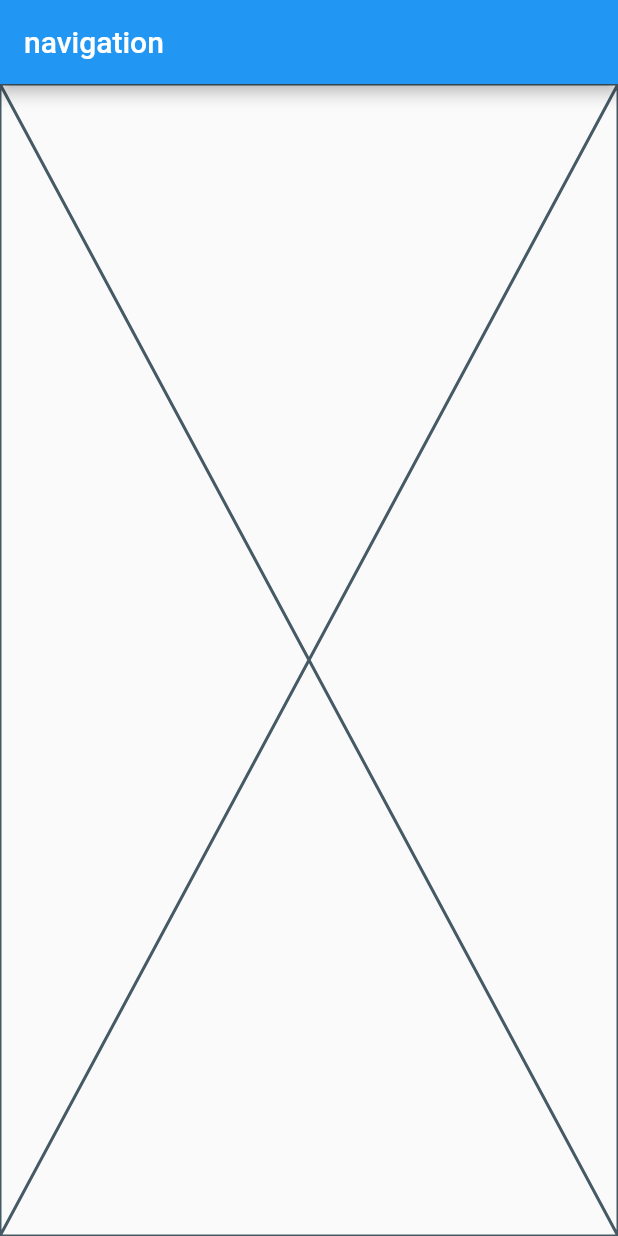
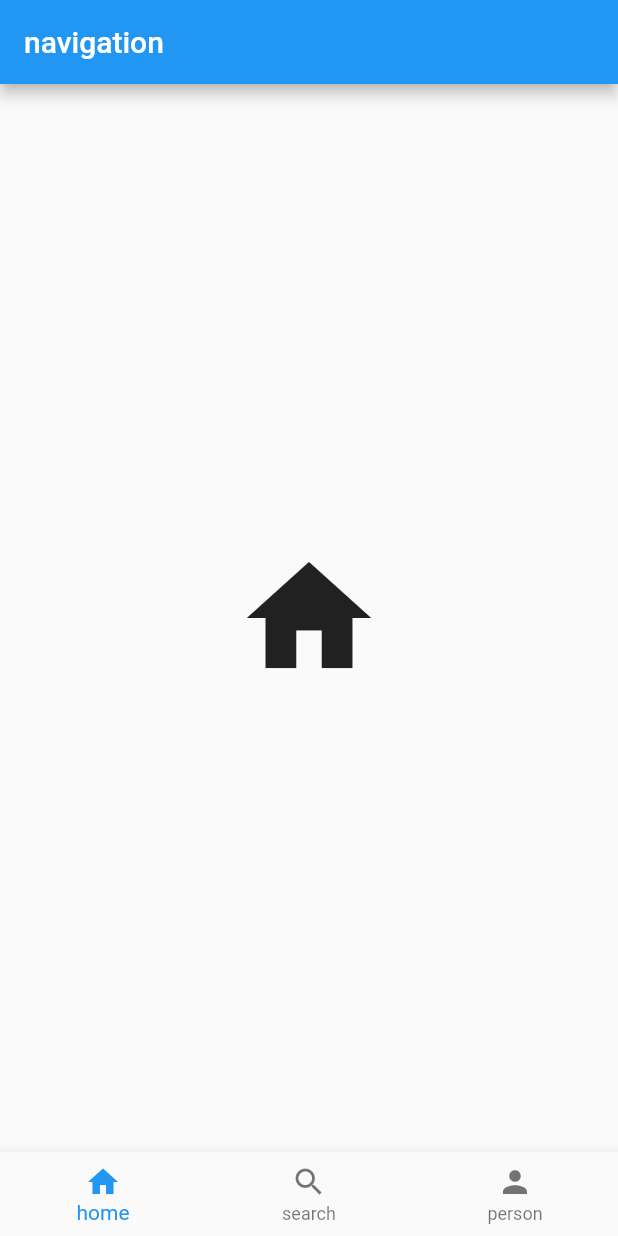
Before and after one commit to JangWoojun/flutter_navigation, a Flutter app: the screen it shows after launch, on a phone screen of 412 x 824 dp. Run offline on Flutter 3.47's test engine with Material 2 defaults, Android fonts, the phone set to English and light mode, and no system bars.

```diff
--- a/lib/main.dart
+++ b/lib/main.dart
@@ -12,6 +12,14 @@ class MyApp extends StatefulWidget {
 }
 
 class _MyAppState extends State<MyApp> {
+  late int index;
+
+  @override
+  void initState() {
+    super.initState();
+    index = 0;
+  }
+
   @override
   Widget build(BuildContext context) {
     return MaterialApp(
@@ -19,8 +27,32 @@ class _MyAppState extends State<MyApp> {
         appBar: AppBar(
           title: const Text("navigation"),
         ),
-        body: const Placeholder(),
+        body: homeBody(),
+        bottomNavigationBar: BottomNavigationBar(
+          items: [
+            BottomNavigationBarItem(icon: Icon(Icons.home), label: "home"),
+            BottomNavigationBarItem(icon: Icon(Icons.search), label: "search"),
+            BottomNavigationBarItem(icon: Icon(Icons.person), label: "person"),
+          ],
+          currentIndex: index,
+          onTap: (newIndex) => setState(() {
+            index = newIndex;
+          }),
+        ),
       ),
     );
   }
+
+  Widget homeBody() {
+    switch (index) {
+      case 0:
+        return Center(child: Icon(Icons.home, size: 100,));
+      case 1:
+        return Center(child: Icon(Icons.search, size: 100,));
+      case 2:
+        return Center(child: Icon(Icons.person, size: 100,));
+      default:
+        return Center(child: Icon(Icons.home, size: 100,));
+    }
+  }
 }
```
